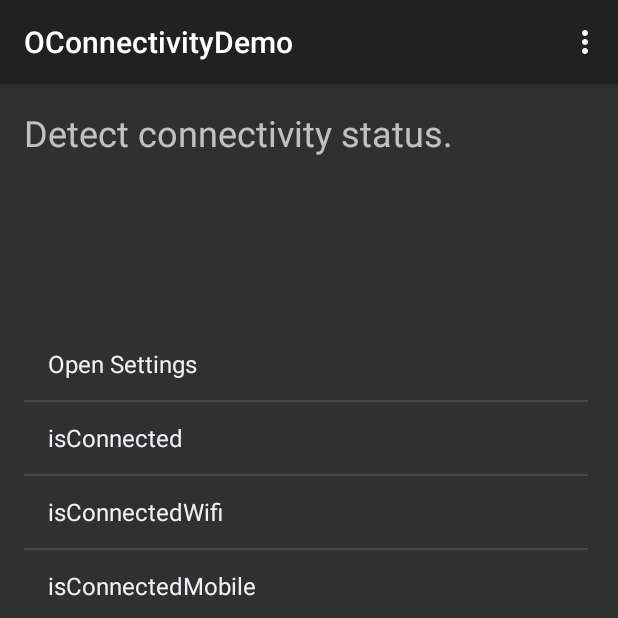
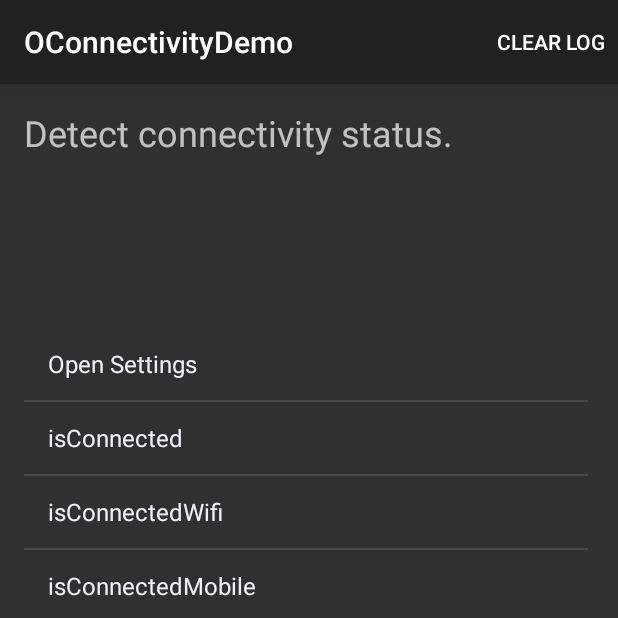
Before and after one commit to samuel22gj/OtterLibrary, an Android app: the OConnectivityDemo screen opened directly, with no data from a screen before it, on a phone screen of 412 x 824 dp, the top half of it. Run offline under Robolectric (Android 15) with nearby library versions, the phone set to English and light mode, and no system bars.

Commit message:
[DemoApp] Add new menu item to clear log view

```diff
--- a/otterlibrarydemo/src/main/res/menu/menu_demo.xml
+++ b/otterlibrarydemo/src/main/res/menu/menu_demo.xml
@@ -3,9 +3,9 @@
     xmlns:app="http://schemas.android.com/apk/res-auto">
 
     <item
-        android:id="@+id/action_settings"
-        android:title="@string/action_settings"
+        android:id="@+id/action_clear_log"
+        android:title="@string/action_clear_log"
         android:orderInCategory="100"
-        app:showAsAction="never"/>
+        app:showAsAction="ifRoom"/>
 
 </menu>
--- a/otterlibrarydemo/src/main/res/values/strings.xml
+++ b/otterlibrarydemo/src/main/res/values/strings.xml
@@ -3,6 +3,7 @@
 
     <string name="hello_world">Hello world!</string>
     <string name="action_settings">Settings</string>
+    <string name="action_clear_log">Clear Log</string>
 
     <string name="title_activity_olog_demo">OLogDemo</string>
     <string name="title_activity_oconnectivity_demo">OConnectivityDemo</string>
```
Also changed, not shown: otterlibrarydemo/src/main/java/com/otter/otterlibrarydemo/DemoActivity.java (+6 -3 lines).
